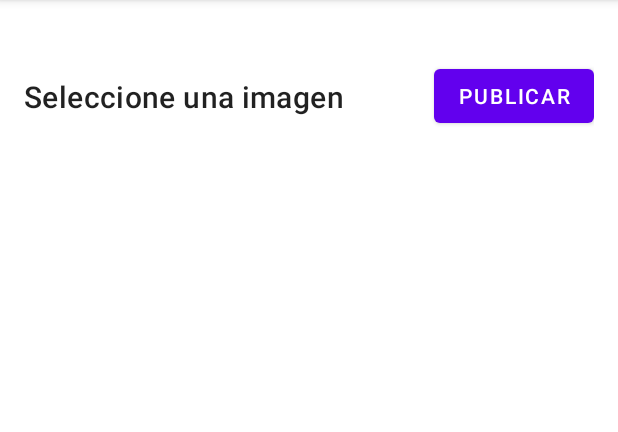
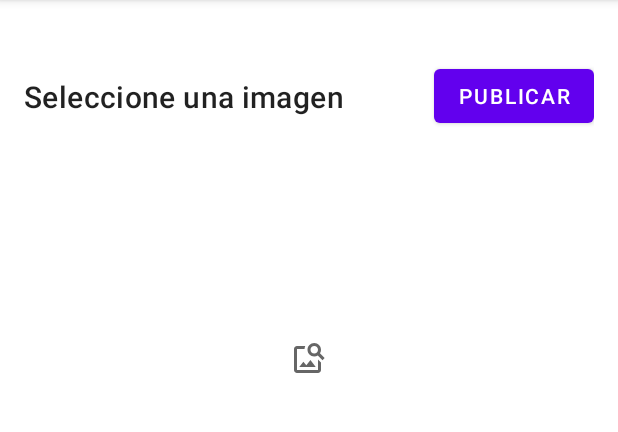
Before and after one commit to ordomedina/Snapshots2, an Android app: the screen it shows after launch (MainActivity), item 2 of the bottom bar chosen, on a phone screen of 412 x 824 dp, the part 84-516 px from its top. Run offline under Robolectric (Android 15) with nearby library versions, the phone set to English and light mode, and no system bars; our stand-ins replace Firebase (no records; nobody signed in at launch, a user with empty details on screens opened directly).

Commit message:
187: Continuamos con la vista de añadir foto.

```diff
--- /dev/null
+++ b/app/src/main/res/drawable/ic_image_search.xml
@@ -0,0 +1,10 @@
+<vector xmlns:android="http://schemas.android.com/apk/res/android"
+    android:width="24dp"
+    android:height="24dp"
+    android:viewportWidth="24"
+    android:viewportHeight="24"
+    android:tint="?attr/colorControlNormal">
+  <path
+      android:fillColor="@android:color/white"
+      android:pathData="M18,13v7L4,20L4,6h5.02c0.05,-0.71 0.22,-1.38 0.48,-2L4,4c-1.1,0 -2,0.9 -2,2v14c0,1.1 0.9,2 2,2h14c1.1,0 2,-0.9 2,-2v-5l-2,-2zM16.5,18h-11l2.75,-3.53 1.96,2.36 2.75,-3.54zM19.3,8.89c0.44,-0.7 0.7,-1.51 0.7,-2.39C20,4.01 17.99,2 15.5,2S11,4.01 11,6.5s2.01,4.5 4.49,4.5c0.88,0 1.7,-0.26 2.39,-0.7L21,13.42 22.42,12 19.3,8.89zM15.5,9C14.12,9 13,7.88 13,6.5S14.12,4 15.5,4 18,5.12 18,6.5 16.88,9 15.5,9z"/>
+</vector>
--- a/app/src/main/res/layout/fragment_add.xml
+++ b/app/src/main/res/layout/fragment_add.xml
@@ -40,4 +40,48 @@
        app:layout_constraintTop_toTopOf="@id/btnPost"
        app:layout_constraintBottom_toBottomOf="@id/btnPost"/>
 
+   <com.google.android.material.textfield.TextInputLayout
+       android:id="@+id/tilTitle"
+       android:layout_width="0dp"
+       android:layout_height="wrap_content"
+       android:hint="título de la instantánea"
+       android:layout_marginTop="@dimen/common_padding_min"
+       android:visibility="gone"
+       style="@style/Widget.MaterialComponents.TextInputLayout.OutlinedBox.Dense"
+
+       app:layout_constraintStart_toStartOf="parent"
+       app:layout_constraintEnd_toEndOf="parent"
+       app:layout_constraintTop_toBottomOf="@id/btnPost">
+
+      <com.google.android.material.textfield.TextInputEditText
+          android:id="@+id/etTitle"
+          android:layout_width="match_parent"
+          android:layout_height="wrap_content"/>
+
+   </com.google.android.material.textfield.TextInputLayout>
+
+   <ImageView
+       android:id="@+id/imgPhoto"
+       android:layout_width="0dp"
+       android:layout_height="0dp"
+       android:layout_marginTop="@dimen/common_padding_min"
+       app:layout_constraintDimensionRatio="H, 4:3"
+
+       app:layout_constraintStart_toStartOf="parent"
+       app:layout_constraintEnd_toEndOf="parent"
+       app:layout_constraintTop_toBottomOf="@id/tilTitle"/>
+
+   <ImageButton
+       android:id="@+id/btnSelect"
+       android:layout_width="0dp"
+       android:layout_height="0dp"
+       android:src="@drawable/ic_image_search"
+       android:background="?attr/selectableItemBackground"
+
+       app:layout_constraintStart_toStartOf="@id/imgPhoto"
+       app:layout_constraintEnd_toEndOf="@id/imgPhoto"
+       app:layout_constraintTop_toTopOf="@id/imgPhoto"
+       app:layout_constraintBottom_toBottomOf="@id/imgPhoto"/>
+
+
 </androidx.constraintlayout.widget.ConstraintLayout>
```
